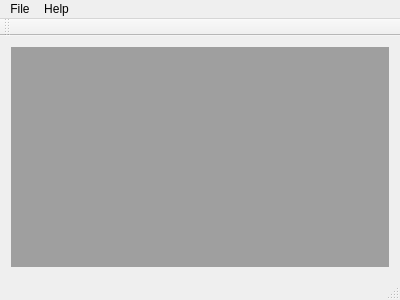
Before: the Qt Designer form mainwindow.ui in arntanguy/STS-simulator, drawn with Qt 5.
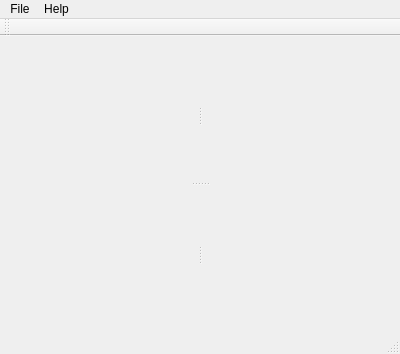
After: the same form once the commit is applied. Custom widgets are drawn as their Qt base class.

The edit to the form file:
```diff
--- a/mainwindow.ui
+++ b/mainwindow.ui
@@ -7,7 +7,7 @@
     <x>0</x>
     <y>0</y>
     <width>400</width>
-    <height>300</height>
+    <height>354</height>
    </rect>
   </property>
   <property name="minimumSize">
@@ -28,7 +28,37 @@
   <widget class="QWidget" name="centralWidget">
    <layout class="QVBoxLayout" name="verticalLayout">
     <item>
-     <widget class="QMdiArea" name="mdiArea"/>
+     <widget class="QSplitter" name="splitter">
+      <property name="orientation">
+       <enum>Qt::Vertical</enum>
+      </property>
+      <widget class="QWidget" name="widget" native="true">
+       <layout class="QHBoxLayout" name="horizontalLayout">
+        <item>
+         <widget class="QSplitter" name="splitter_2">
+          <property name="orientation">
+           <enum>Qt::Horizontal</enum>
+          </property>
+          <widget class="PlotWidget" name="widget_3" native="true"/>
+          <widget class="PlotWidget" name="widget_4" native="true"/>
+         </widget>
+        </item>
+       </layout>
+      </widget>
+      <widget class="QWidget" name="widget_2" native="true">
+       <layout class="QHBoxLayout" name="horizontalLayout_2">
+        <item>
+         <widget class="QSplitter" name="splitter_3">
+          <property name="orientation">
+           <enum>Qt::Horizontal</enum>
+          </property>
+          <widget class="PlotWidget" name="widget_5" native="true"/>
+          <widget class="PlotWidget" name="widget_6" native="true"/>
+         </widget>
+        </item>
+       </layout>
+      </widget>
+     </widget>
     </item>
    </layout>
   </widget>
@@ -77,6 +107,14 @@
   </action>
  </widget>
  <layoutdefault spacing="6" margin="11"/>
+ <customwidgets>
+  <customwidget>
+   <class>PlotWidget</class>
+   <extends>QWidget</extends>
+   <header>plotwidget.h</header>
+   <container>1</container>
+  </customwidget>
+ </customwidgets>
  <resources/>
  <connections>
   <connection>
```
